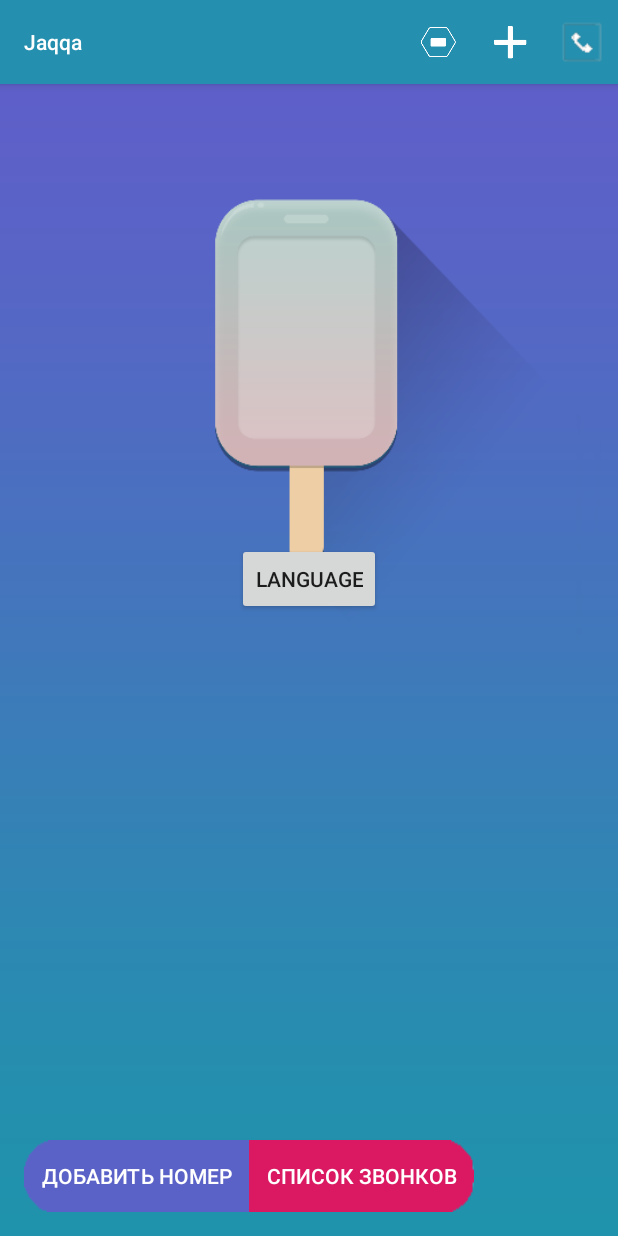
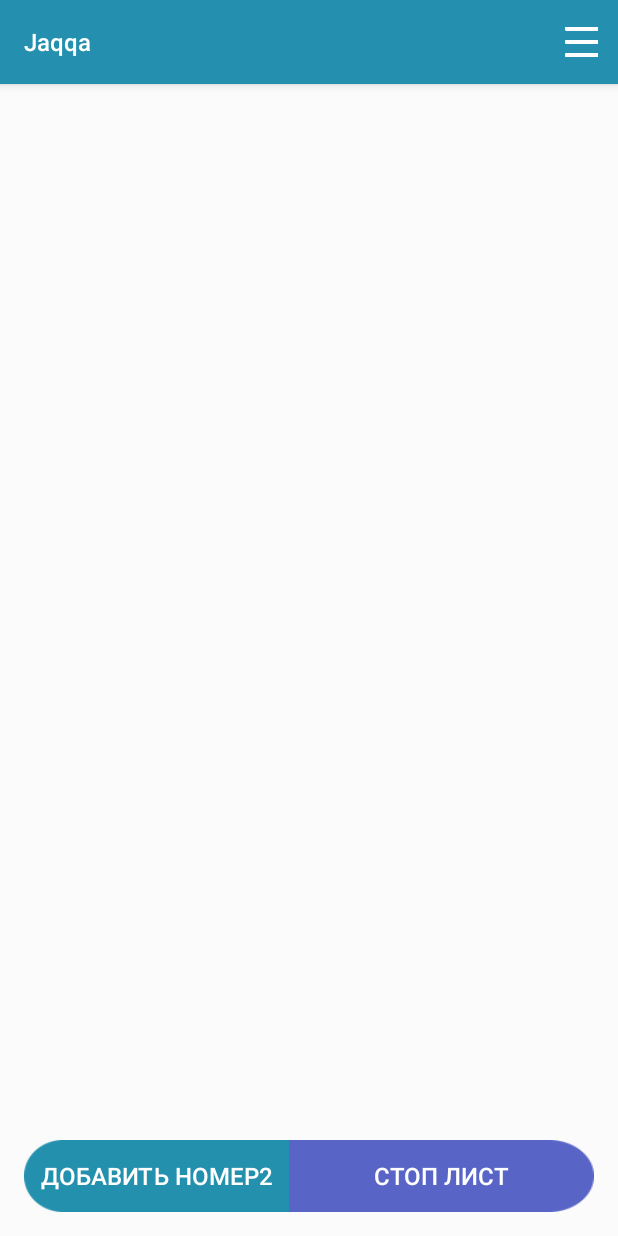
Before and after one commit to mountin/blacklist2, an Android app: the MainActivity screen opened directly, with no data from a screen before it, on a phone screen of 412 x 824 dp. Run offline under Robolectric (Android 15) with nearby library versions, the light colour scheme and no system bars.

Commit message:
Added new design (exept language page)and some fix

```diff
--- a/app/src/main/java/com/blacklist/start/blacklist/LogListActivity.java
+++ b/app/src/main/java/com/blacklist/start/blacklist/LogListActivity.java
@@ -212,6 +212,12 @@ public class LogListActivity extends ActionBarActivity {
         if (id == R.id.action_settings) {
             return true;
         }
+        if (id == R.id.language) {
+            Intent intent = new Intent(this, LocalisationActivity.class);
+            startActivity(intent);
+            return true;
+        }
+
 
         return super.onOptionsItemSelected(item);
     }
--- a/app/src/main/java/com/blacklist/start/blacklist/StopListActivity.java
+++ b/app/src/main/java/com/blacklist/start/blacklist/StopListActivity.java
@@ -230,6 +230,11 @@ public class StopListActivity extends ActionBarActivity {
         if(id == 16908332){
             finish();
         }
+        if (id == R.id.language) {
+            Intent intent = new Intent(this, LocalisationActivity.class);
+            startActivity(intent);
+            return true;
+        }
         if (id == R.id.action_stoplist) {
             Intent intent = new Intent(StopListActivity.this, StopListActivity.class);
             startActivity(intent);
--- a/app/src/main/res/layout/activity_main.xml
+++ b/app/src/main/res/layout/activity_main.xml
@@ -1,69 +1,61 @@
 <RelativeLayout xmlns:android="http://schemas.android.com/apk/res/android"
-    xmlns:tools="http://schemas.android.com/tools" android:layout_width="match_parent"
+    xmlns:tools="http://schemas.android.com/tools"
 
-    android:layout_height="match_parent" android:paddingLeft="@dimen/activity_horizontal_margin"
+    android:layout_height="fill_parent"
+    android:layout_width="fill_parent"
     android:paddingRight="@dimen/activity_horizontal_margin"
     android:paddingTop="@dimen/activity_vertical_margin"
-    android:background="@mipmap/bg"
+    android:background="#fbfbfb"
+    android:gravity="center"
+    android:layout_gravity="center_vertical|center_horizontal"
+
     android:paddingBottom="@dimen/activity_vertical_margin" tools:context=".MainActivity">
 
-    <ImageButton
-        android:layout_width="wrap_content"
-        android:layout_height="wrap_content"
-        android:id="@+id/imageButton"
-        android:clickable="true"
 
-        android:minHeight="180dp"
-        android:minWidth="100dp"
-        android:padding="5dp"
 
-        style="@style/Base.Animation.AppCompat.DropDownUp"
-        android:cropToPadding="true"
-        android:onClick="onClick"
-        android:layout_marginTop="54dp"
-        android:layout_alignParentTop="true"
-        android:layout_centerHorizontal="true"
-        android:visibility="invisible" />
+    <LinearLayout
+        android:orientation="horizontal"
+        android:layout_width="fill_parent"
+        android:layout_height="fill_parent"
+        android:gravity="bottom"
+        android:layout_weight="1">
 
         <Button
+            android:id="@+id/button"
+            android:layout_height="wrap_content"
             android:layout_width="wrap_content"
-        android:layout_height="wrap_content"
             android:text="@string/addNumber"
-        android:id="@+id/button"
+
             android:longClickable="true"
             android:onClick="onClick2"
             android:clickable="true"
             android:textColor="@color/textColorWhite"
-        android:background="@mipmap/ic_buttonadd2"
-
-        android:layout_alignParentBottom="true"
-        android:layout_alignParentLeft="true"
-        android:layout_alignParentStart="true" />
+            android:background="@mipmap/ic_buttonadd"
+            android:capitalize="none"
+            android:layout_gravity="bottom|center_vertical"
+            android:maxWidth="56dp"
+            android:minWidth="56dp"
+            android:layout_weight="1"
+            android:layout_marginLeft="@dimen/abc_action_bar_content_inset_material" />
 
         <Button
             android:id="@+id/button2"
+            android:layout_height="wrap_content"
             android:layout_width="wrap_content"
-        android:layout_height="wrap_content"
-        android:text="@string/callList"
+            android:text="@string/myList2"
             android:textColor="@color/textColorWhite"
             android:clickable="true"
-        android:onClick="onClickShowLog"
-        android:visibility="visible"
-        android:background="@mipmap/ic_button_share2"
-        android:layout_alignTop="@+id/button"
-        android:layout_toRightOf="@+id/button"
-        android:layout_toEndOf="@+id/button"
+            android:onClick="onClick"
+            android:background="@mipmap/ic_button_share"
             android:capitalize="none"
-        android:textSize="@dimen/abc_text_size_small_material" />
+            android:layout_gravity="bottom|center_vertical"
 
-    <Button
-        android:layout_width="wrap_content"
-        android:layout_height="wrap_content"
-        android:text="Language"
-        android:id="@+id/button4"
-        android:layout_below="@+id/imageButton"
-        android:layout_centerHorizontal="true"
-        android:layout_marginTop="56dp"
-        android:onClick="changeLang" />
+            android:maxWidth="56dp"
+            android:minWidth="56dp"
+            android:layout_weight="2"
+            />
+
+
+    </LinearLayout>
 
 </RelativeLayout>
--- a/app/src/main/res/menu/menu_main.xml
+++ b/app/src/main/res/menu/menu_main.xml
@@ -7,4 +7,5 @@
         android:orderInCategory="100" app:showAsAction="never" />
     <item android:id="@+id/action_delete_all" android:title="@string/delete_all_numbers"
         android:orderInCategory="100" app:showAsAction="never" />
+
 </menu>
--- a/app/src/main/res/menu/top_menu.xml
+++ b/app/src/main/res/menu/top_menu.xml
@@ -1,19 +1,30 @@
 <?xml version="1.0" encoding="utf-8"?>
 <menu xmlns:android="http://schemas.android.com/apk/res/android"
     xmlns:yourapp="http://schemas.android.com/apk/res-auto" >
+
     <item android:id="@+id/action_stoplist"
         android:icon="@mipmap/ic_stoplist"
         android:title="@string/stoplist"
+        android:visible="false"
+        android:visibility="invisible"
         yourapp:showAsAction="ifRoom"/>
 
     <item android:id="@+id/action_compose"
         android:icon="@mipmap/ic_add_selected"
         android:title="@string/newnumber"
+        android:visible="false"
+        android:visibility="invisible"
         yourapp:showAsAction="ifRoom"/>
 
     <item android:id="@+id/callList"
         android:icon="@mipmap/ic_cellphonehite"
         android:title="@string/callList"
+        android:visible="false"
+        yourapp:showAsAction="ifRoom"/>
+
+    <item android:id="@+id/language"
+        android:icon="@mipmap/ic_menu"
+        android:title="@string/Language"
         yourapp:showAsAction="ifRoom"/>
 
 
--- a/app/src/main/res/values/strings.xml
+++ b/app/src/main/res/values/strings.xml
@@ -1,23 +1,24 @@
 <resources>
     <string name="app_name">Jaqqa</string>
 
-    <string name="hello_world">Вы выбрали Русский!!!</string>
+    <string name="hello_world">Вы выбрали Русский!</string>
     <string name="action_settings">Насройки</string>
     <string name="myList1">Мой список</string>
-    <string name="myList2"><b>Стоп лист</b></string>
-    <string name="myCallList"><b>Список звонков</b></string>
-    <string name="add_number">Добавить новый телефон</string>
+    <string name="myList2">Стоп лист</string>
+    <string name="myCallList">Список звонков</string>
+    <string name="add_number">Добавить номер</string>
     <string name="action_kitten">action_kitten</string>
     <string name="newnumber">Добавить новый номер</string>
     <string name="selectnumber">Укажите новый номер:</string>
     <string name="timeblock">Укажите время для блокировки:</string>
     <string name="addnum">Добавить</string>
-    <string name="addNumber">Добавить номер</string>
+    <string name="addNumber">Добавить номер2</string>
     <string name="callList">Список звонков</string>
     <string name="delete_all_numbers">Удалить все номера</string>
     <string name="emptyList">Список пуст, добавьте хотябы один</string>
     <string name="stoplist">Стоплист</string>
     <string name="menu">Меню</string>
+    <string name="selectFromCallLog">Выбрать из журнала вызовов</string>
     <string name="SelecTime">Выберите время для блокировки</string>
     <string name="SelecedTime">Выбранное время: </string>
     <string name="SelectNumber">Укажите пожалуйста номер телефона!</string>
@@ -41,6 +42,7 @@
     <string name="DaysLeft"> дней осталось</string>
     <string name="HoursLeft"> часов осталось</string>
     <string name="Forever"> навсегда</string>
+    <string name="Language">Изменить язык</string>
 
 
 
--- a/app/src/main/res/values/styles.xml
+++ b/app/src/main/res/values/styles.xml
@@ -35,7 +35,7 @@
         <item name="android:actionBarStyle">@style/MyActionBar</item>
         <item name="android:actionBarTabTextStyle">@style/MyActionBarTabText</item>
         <item name="android:actionMenuTextColor">@color/textColorWhite</item>
-        <item name="android:textSize">14sp</item>
+        <item name="android:textSize">16sp</item>
 
 
         <!-- Support library compatibility -->
@@ -61,7 +61,7 @@
     <!-- ActionBar title text -->
     <style name="MyActionBarTitleText"
         parent="@style/TextAppearance.AppCompat.Widget.ActionBar.Title">
-        <item name="android:textSize">14sp</item>
+        <item name="android:textSize">16sp</item>
         <item name="android:textColor">@color/textColorWhite</item>
     </style>
 
```
Also changed, not shown: app/src/main/java/com/blacklist/start/blacklist/AddNumberActivity.java (+13 -0 lines), app/src/main/java/com/blacklist/start/blacklist/LocalisationActivity.java (+18 -0 lines), app/src/main/java/com/blacklist/start/blacklist/MainActivity.java (+6 -23 lines), app/src/main/res/layout/activity_addnumber.xml (+23 -5 lines), 4 other files. Lines whose indentation alone changed are shown as unchanged.
